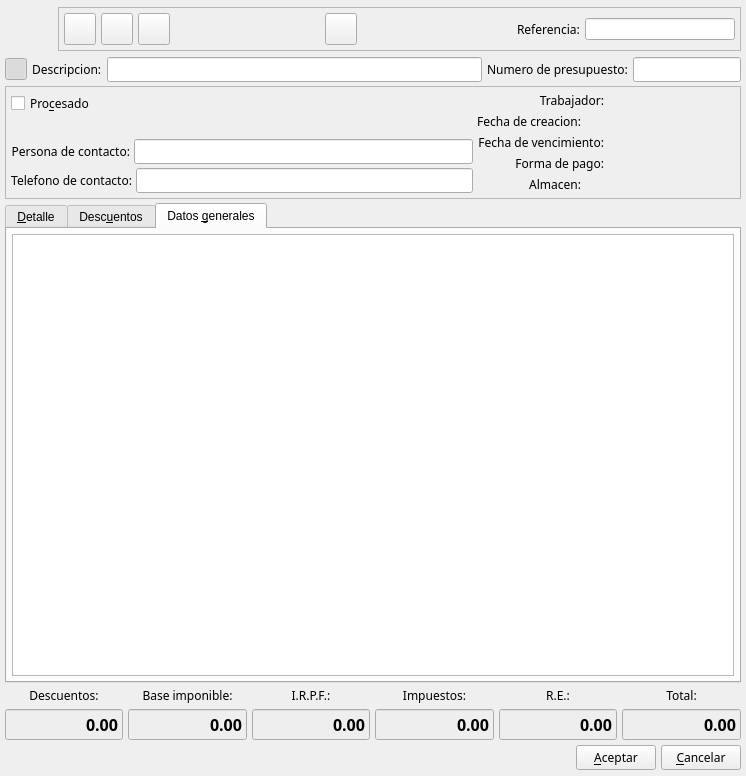
This is bulmages/bulmafact/src/presupuestoclientebase.ui in eboladev/Bulmages-1 as Qt 5 draws it before an edit. The edited form follows.
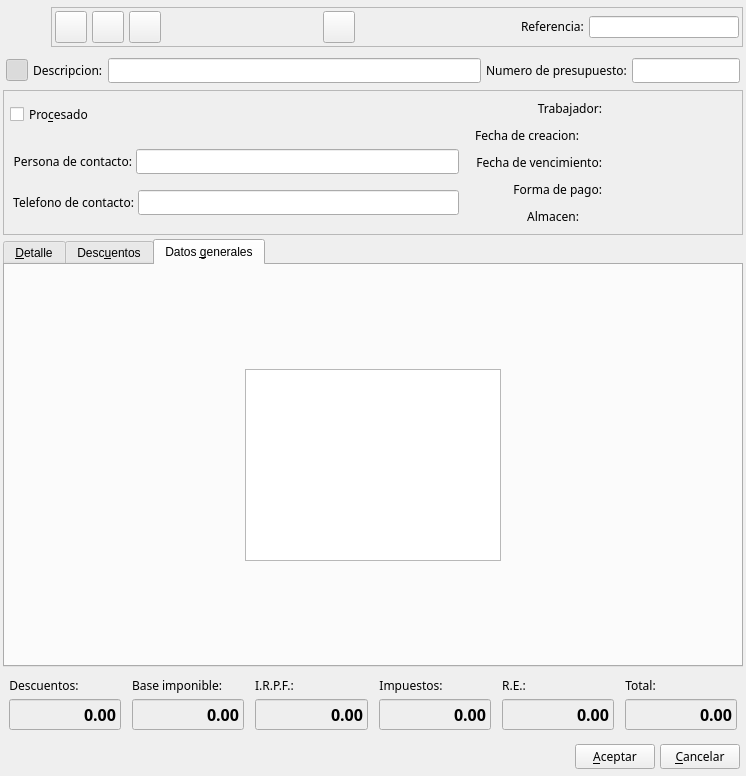
This is the edited form. The open tabs and pages were chosen to show the change. Icons and pictures are not drawn. Custom widgets are drawn as their Qt base class.

```diff
--- a/bulmages/bulmafact/src/presupuestoclientebase.ui
+++ b/bulmages/bulmafact/src/presupuestoclientebase.ui
@@ -11,7 +11,9 @@
    </rect>
   </property>
   <property name="sizePolicy" >
-   <sizepolicy vsizetype="Minimum" hsizetype="Expanding" >
+   <sizepolicy>
+    <hsizetype>0</hsizetype>
+    <vsizetype>0</vsizetype>
     <horstretch>0</horstretch>
     <verstretch>0</verstretch>
    </sizepolicy>
@@ -23,33 +25,15 @@
    <iconset resource="../../bulmages.qrc" >:/Bulmafact48x48/images/png/48x48/i_bulmages_ventas_presupuestos.48x48.png</iconset>
   </property>
   <layout class="QVBoxLayout" >
-   <property name="leftMargin" >
-    <number>5</number>
+   <property name="margin" >
+    <number>3</number>
    </property>
-   <property name="topMargin" >
-    <number>5</number>
-   </property>
-   <property name="rightMargin" >
-    <number>5</number>
-   </property>
-   <property name="bottomMargin" >
-    <number>5</number>
+   <property name="spacing" >
+    <number>4</number>
    </property>
    <item>
     <layout class="QHBoxLayout" >
      <property name="spacing" >
-      <number>5</number>
-     </property>
-     <property name="leftMargin" >
-      <number>0</number>
-     </property>
-     <property name="topMargin" >
-      <number>0</number>
-     </property>
-     <property name="rightMargin" >
-      <number>0</number>
-     </property>
-     <property name="bottomMargin" >
       <number>0</number>
      </property>
      <item>
@@ -77,7 +61,9 @@
      <item>
       <widget class="QFrame" name="frame_2" >
        <property name="sizePolicy" >
-        <sizepolicy vsizetype="Fixed" hsizetype="Expanding" >
+        <sizepolicy>
+         <hsizetype>7</hsizetype>
+         <vsizetype>0</vsizetype>
          <horstretch>0</horstretch>
          <verstretch>0</verstretch>
         </sizepolicy>
@@ -89,21 +75,12 @@
         <enum>QFrame::Raised</enum>
        </property>
        <layout class="QHBoxLayout" >
+        <property name="margin" >
+         <number>3</number>
+        </property>
         <property name="spacing" >
          <number>5</number>
         </property>
-        <property name="leftMargin" >
-         <number>5</number>
-        </property>
-        <property name="topMargin" >
-         <number>5</number>
-        </property>
-        <property name="rightMargin" >
-         <number>5</number>
-        </property>
-        <property name="bottomMargin" >
-         <number>5</number>
-        </property>
         <item>
          <widget class="QToolButton" name="mui_guardar" >
           <property name="minimumSize" >
@@ -303,7 +280,9 @@
         <item>
          <widget class="QLabel" name="label6" >
           <property name="sizePolicy" >
-           <sizepolicy vsizetype="Preferred" hsizetype="Minimum" >
+           <sizepolicy>
+            <hsizetype>0</hsizetype>
+            <vsizetype>0</vsizetype>
             <horstretch>0</horstretch>
             <verstretch>0</verstretch>
            </sizepolicy>
@@ -327,7 +306,9 @@
         <item>
          <widget class="BusquedaReferencia" name="m_refpresupuesto" >
           <property name="sizePolicy" >
-           <sizepolicy vsizetype="Fixed" hsizetype="Preferred" >
+           <sizepolicy>
+            <hsizetype>0</hsizetype>
+            <vsizetype>0</vsizetype>
             <horstretch>0</horstretch>
             <verstretch>0</verstretch>
            </sizepolicy>
@@ -347,21 +328,12 @@
    </item>
    <item>
     <layout class="QHBoxLayout" >
+     <property name="margin" >
+      <number>3</number>
+     </property>
      <property name="spacing" >
       <number>5</number>
      </property>
-     <property name="leftMargin" >
-      <number>0</number>
-     </property>
-     <property name="topMargin" >
-      <number>0</number>
-     </property>
-     <property name="rightMargin" >
-      <number>0</number>
-     </property>
-     <property name="bottomMargin" >
-      <number>0</number>
-     </property>
      <item>
       <widget class="QToolButton" name="mui_detalles" >
        <property name="minimumSize" >
@@ -408,7 +380,9 @@
      <item>
       <widget class="QLabel" name="label8" >
        <property name="sizePolicy" >
-        <sizepolicy vsizetype="Preferred" hsizetype="Minimum" >
+        <sizepolicy>
+         <hsizetype>0</hsizetype>
+         <vsizetype>0</vsizetype>
          <horstretch>0</horstretch>
          <verstretch>0</verstretch>
         </sizepolicy>
@@ -447,7 +421,9 @@
      <item>
       <widget class="QLabel" name="label7" >
        <property name="sizePolicy" >
-        <sizepolicy vsizetype="Preferred" hsizetype="Minimum" >
+        <sizepolicy>
+         <hsizetype>0</hsizetype>
+         <vsizetype>0</vsizetype>
          <horstretch>0</horstretch>
          <verstretch>0</verstretch>
         </sizepolicy>
@@ -471,7 +447,9 @@
      <item>
       <widget class="QLineEdit" name="m_numpresupuesto" >
        <property name="sizePolicy" >
-        <sizepolicy vsizetype="Fixed" hsizetype="Fixed" >
+        <sizepolicy>
+         <hsizetype>0</hsizetype>
+         <vsizetype>0</vsizetype>
          <horstretch>0</horstretch>
          <verstretch>0</verstretch>
         </sizepolicy>
@@ -494,7 +472,9 @@
    <item>
     <widget class="QFrame" name="frame" >
      <property name="sizePolicy" >
-      <sizepolicy vsizetype="Fixed" hsizetype="Preferred" >
+      <sizepolicy>
+       <hsizetype>7</hsizetype>
+       <vsizetype>5</vsizetype>
        <horstretch>0</horstretch>
        <verstretch>0</verstretch>
       </sizepolicy>
@@ -506,20 +486,20 @@
       <enum>QFrame::Raised</enum>
      </property>
      <layout class="QHBoxLayout" >
-      <property name="leftMargin" >
-       <number>5</number>
+      <property name="margin" >
+       <number>3</number>
       </property>
-      <property name="topMargin" >
-       <number>5</number>
-      </property>
-      <property name="rightMargin" >
-       <number>5</number>
-      </property>
-      <property name="bottomMargin" >
-       <number>5</number>
+      <property name="spacing" >
+       <number>4</number>
       </property>
       <item>
        <layout class="QVBoxLayout" >
+        <property name="margin" >
+         <number>3</number>
+        </property>
+        <property name="spacing" >
+         <number>4</number>
+        </property>
         <item>
          <widget class="QCheckBox" name="m_procesadopresupuesto" >
           <property name="font" >
@@ -544,7 +524,9 @@
         <item>
          <widget class="BusquedaCliente" native="1" name="m_cliente" >
           <property name="sizePolicy" >
-           <sizepolicy vsizetype="Preferred" hsizetype="Expanding" >
+           <sizepolicy>
+            <hsizetype>0</hsizetype>
+            <vsizetype>0</vsizetype>
             <horstretch>0</horstretch>
             <verstretch>0</verstretch>
            </sizepolicy>
@@ -570,6 +552,12 @@
         </item>
         <item>
          <layout class="QHBoxLayout" >
+          <property name="margin" >
+           <number>3</number>
+          </property>
+          <property name="spacing" >
+           <number>4</number>
+          </property>
           <item>
            <widget class="QLabel" name="label9" >
             <property name="font" >
@@ -613,6 +601,12 @@
         </item>
         <item>
          <layout class="QHBoxLayout" >
+          <property name="margin" >
+           <number>3</number>
+          </property>
+          <property name="spacing" >
+           <number>4</number>
+          </property>
           <item>
            <widget class="QLabel" name="label14" >
             <property name="font" >
@@ -664,8 +658,20 @@
       </item>
       <item>
        <layout class="QVBoxLayout" >
+        <property name="margin" >
+         <number>3</number>
+        </property>
+        <property name="spacing" >
+         <number>4</number>
+        </property>
         <item>
          <layout class="QHBoxLayout" >
+          <property name="margin" >
+           <number>3</number>
+          </property>
+          <property name="spacing" >
+           <number>4</number>
+          </property>
           <item>
            <widget class="QLabel" name="label10" >
             <property name="font" >
@@ -706,6 +712,12 @@
         </item>
         <item>
          <layout class="QHBoxLayout" >
+          <property name="margin" >
+           <number>3</number>
+          </property>
+          <property name="spacing" >
+           <number>4</number>
+          </property>
           <item>
            <widget class="QLabel" name="label15" >
             <property name="font" >
@@ -758,6 +770,12 @@
         </item>
         <item>
          <layout class="QHBoxLayout" >
+          <property name="margin" >
+           <number>3</number>
+          </property>
+          <property name="spacing" >
+           <number>4</number>
+          </property>
           <item>
            <widget class="QLabel" name="label11" >
             <property name="font" >
@@ -798,6 +816,12 @@
         </item>
         <item>
          <layout class="QHBoxLayout" >
+          <property name="margin" >
+           <number>3</number>
+          </property>
+          <property name="spacing" >
+           <number>4</number>
+          </property>
           <item>
            <widget class="QLabel" name="label12" >
             <property name="font" >
@@ -838,6 +862,12 @@
         </item>
         <item>
          <layout class="QHBoxLayout" >
+          <property name="margin" >
+           <number>3</number>
+          </property>
+          <property name="spacing" >
+           <number>4</number>
+          </property>
           <item>
            <widget class="QLabel" name="m_lblalmacen" >
             <property name="font" >
@@ -890,7 +920,9 @@
    <item>
     <widget class="QTabWidget" name="m_general" >
      <property name="sizePolicy" >
-      <sizepolicy vsizetype="Ignored" hsizetype="Expanding" >
+      <sizepolicy>
+       <hsizetype>7</hsizetype>
+       <vsizetype>7</vsizetype>
        <horstretch>0</horstretch>
        <verstretch>0</verstretch>
       </sizepolicy>
@@ -953,25 +985,18 @@
        <string>Datos &amp;generales</string>
       </attribute>
       <layout class="QHBoxLayout" >
+       <property name="margin" >
+        <number>3</number>
+       </property>
        <property name="spacing" >
         <number>5</number>
        </property>
-       <property name="leftMargin" >
-        <number>5</number>
-       </property>
-       <property name="topMargin" >
-        <number>5</number>
-       </property>
-       <property name="rightMargin" >
-        <number>5</number>
-       </property>
-       <property name="bottomMargin" >
-        <number>5</number>
-       </property>
        <item>
         <widget class="QTextEdit" name="m_comentpresupuesto" >
          <property name="sizePolicy" >
-          <sizepolicy vsizetype="Expanding" hsizetype="Preferred" >
+          <sizepolicy>
+           <hsizetype>0</hsizetype>
+           <vsizetype>0</vsizetype>
            <horstretch>0</horstretch>
            <verstretch>0</verstretch>
           </sizepolicy>
@@ -984,42 +1009,26 @@
    </item>
    <item>
     <layout class="QHBoxLayout" >
+     <property name="margin" >
+      <number>3</number>
+     </property>
      <property name="spacing" >
       <number>5</number>
      </property>
-     <property name="leftMargin" >
-      <number>0</number>
-     </property>
-     <property name="topMargin" >
-      <number>0</number>
-     </property>
-     <property name="rightMargin" >
-      <number>0</number>
-     </property>
-     <property name="bottomMargin" >
-      <number>0</number>
-     </property>
      <item>
       <layout class="QVBoxLayout" >
+       <property name="margin" >
+        <number>3</number>
+       </property>
        <property name="spacing" >
         <number>5</number>
        </property>
-       <property name="leftMargin" >
-        <number>0</number>
-       </property>
-       <property name="topMargin" >
-        <number>0</number>
-       </property>
-       <property name="rightMargin" >
-        <number>0</number>
-       </property>
-       <property name="bottomMargin" >
-        <number>0</number>
-       </property>
        <item>
         <widget class="QLabel" name="label3" >
          <property name="sizePolicy" >
-          <sizepolicy vsizetype="Fixed" hsizetype="Expanding" >
+          <sizepolicy>
+           <hsizetype>0</hsizetype>
+           <vsizetype>0</vsizetype>
            <horstretch>0</horstretch>
            <verstretch>0</verstretch>
           </sizepolicy>
@@ -1144,25 +1153,18 @@
      </item>
      <item>
       <layout class="QVBoxLayout" >
+       <property name="margin" >
+        <number>3</number>
+       </property>
        <property name="spacing" >
         <number>5</number>
        </property>
-       <property name="leftMargin" >
-        <number>0</number>
-       </property>
-       <property name="topMargin" >
-        <number>0</number>
-       </property>
-       <property name="rightMargin" >
-        <number>0</number>
-       </property>
-       <property name="bottomMargin" >
-        <number>0</number>
-       </property>
        <item>
         <widget class="QLabel" name="label2" >
          <property name="sizePolicy" >
-          <sizepolicy vsizetype="Fixed" hsizetype="Expanding" >
+          <sizepolicy>
+           <hsizetype>0</hsizetype>
+           <vsizetype>0</vsizetype>
            <horstretch>0</horstretch>
            <verstretch>0</verstretch>
           </sizepolicy>
@@ -1257,25 +1259,18 @@
      </item>
      <item>
       <layout class="QVBoxLayout" >
+       <property name="margin" >
+        <number>3</number>
+       </property>
        <property name="spacing" >
         <number>5</number>
        </property>
-       <property name="leftMargin" >
-        <number>0</number>
-       </property>
-       <property name="topMargin" >
-        <number>0</number>
-       </property>
-       <property name="rightMargin" >
-        <number>0</number>
-       </property>
-       <property name="bottomMargin" >
-        <number>0</number>
-       </property>
        <item>
         <widget class="QLabel" name="label4_3" >
          <property name="sizePolicy" >
-          <sizepolicy vsizetype="Fixed" hsizetype="Expanding" >
+          <sizepolicy>
+           <hsizetype>0</hsizetype>
+           <vsizetype>0</vsizetype>
            <horstretch>0</horstretch>
            <verstretch>0</verstretch>
           </sizepolicy>
@@ -1370,25 +1365,18 @@
      </item>
      <item>
       <layout class="QVBoxLayout" >
+       <property name="margin" >
+        <number>3</number>
+       </property>
        <property name="spacing" >
         <number>5</number>
        </property>
-       <property name="leftMargin" >
-        <number>0</number>
-       </property>
-       <property name="topMargin" >
-        <number>0</number>
-       </property>
-       <property name="rightMargin" >
-        <number>0</number>
-       </property>
-       <property name="bottomMargin" >
-        <number>0</number>
-       </property>
        <item>
         <widget class="QLabel" name="label4" >
          <property name="sizePolicy" >
-          <sizepolicy vsizetype="Fixed" hsizetype="Expanding" >
+          <sizepolicy>
+           <hsizetype>0</hsizetype>
+           <vsizetype>0</vsizetype>
            <horstretch>0</horstretch>
            <verstretch>0</verstretch>
           </sizepolicy>
@@ -1483,25 +1471,18 @@
      </item>
      <item>
       <layout class="QVBoxLayout" >
+       <property name="margin" >
+        <number>3</number>
+       </property>
        <property name="spacing" >
         <number>5</number>
        </property>
-       <property name="leftMargin" >
-        <number>0</number>
-       </property>
-       <property name="topMargin" >
-        <number>0</number>
-       </property>
-       <property name="rightMargin" >
-        <number>0</number>
-       </property>
-       <property name="bottomMargin" >
-        <number>0</number>
-       </property>
        <item>
         <widget class="QLabel" name="label4_2" >
          <property name="sizePolicy" >
-          <sizepolicy vsizetype="Fixed" hsizetype="Expanding" >
+          <sizepolicy>
+           <hsizetype>0</hsizetype>
+           <vsizetype>0</vsizetype>
            <horstretch>0</horstretch>
            <verstretch>0</verstretch>
           </sizepolicy>
@@ -1596,25 +1577,18 @@
      </item>
      <item>
       <layout class="QVBoxLayout" >
+       <property name="margin" >
+        <number>3</number>
+       </property>
        <property name="spacing" >
         <number>5</number>
        </property>
-       <property name="leftMargin" >
-        <number>0</number>
-       </property>
-       <property name="topMargin" >
-        <number>0</number>
-       </property>
-       <property name="rightMargin" >
-        <number>0</number>
-       </property>
-       <property name="bottomMargin" >
-        <number>0</number>
-       </property>
        <item>
         <widget class="QLabel" name="label1" >
          <property name="sizePolicy" >
-          <sizepolicy vsizetype="Fixed" hsizetype="Expanding" >
+          <sizepolicy>
+           <hsizetype>0</hsizetype>
+           <vsizetype>0</vsizetype>
            <horstretch>0</horstretch>
            <verstretch>0</verstretch>
           </sizepolicy>
@@ -1720,21 +1694,12 @@
    </item>
    <item>
     <layout class="QHBoxLayout" >
+     <property name="margin" >
+      <number>3</number>
+     </property>
      <property name="spacing" >
       <number>5</number>
      </property>
-     <property name="leftMargin" >
-      <number>0</number>
-     </property>
-     <property name="topMargin" >
-      <number>0</number>
-     </property>
-     <property name="rightMargin" >
-      <number>0</number>
-     </property>
-     <property name="bottomMargin" >
-      <number>0</number>
-     </property>
      <item>
       <spacer>
        <property name="orientation" >
@@ -1790,6 +1755,21 @@
  </widget>
  <layoutdefault spacing="4" margin="3" />
  <customwidgets>
+  <customwidget>
+   <class>ListDescuentoPresupuestoView</class>
+   <extends>QWidget</extends>
+   <header>listdescpresupuestoview.h</header>
+  </customwidget>
+  <customwidget>
+   <class>BusquedaFecha</class>
+   <extends>QWidget</extends>
+   <header>../../../bulmalib/src/busquedafecha.h</header>
+  </customwidget>
+  <customwidget>
+   <class>BusquedaTrabajador</class>
+   <extends>QWidget</extends>
+   <header>busquedatrabajador.h</header>
+  </customwidget>
   <customwidget>
    <class>BusquedaReferencia</class>
    <extends>QLineEdit</extends>
@@ -1815,21 +1795,6 @@
    <extends>QWidget</extends>
    <header>busquedaalmacen.h</header>
   </customwidget>
-  <customwidget>
-   <class>ListDescuentoPresupuestoView</class>
-   <extends>QWidget</extends>
-   <header>listdescpresupuestoview.h</header>
-  </customwidget>
-  <customwidget>
-   <class>BusquedaFecha</class>
-   <extends>QWidget</extends>
-   <header>../../../bulmalib/src/busquedafecha.h</header>
-  </customwidget>
-  <customwidget>
-   <class>BusquedaTrabajador</class>
-   <extends>QWidget</extends>
-   <header>busquedatrabajador.h</header>
-  </customwidget>
  </customwidgets>
  <tabstops>
   <tabstop>m_refpresupuesto</tabstop>
```
Left out of the diff: 41 changed lines with no effect on the pictures.
